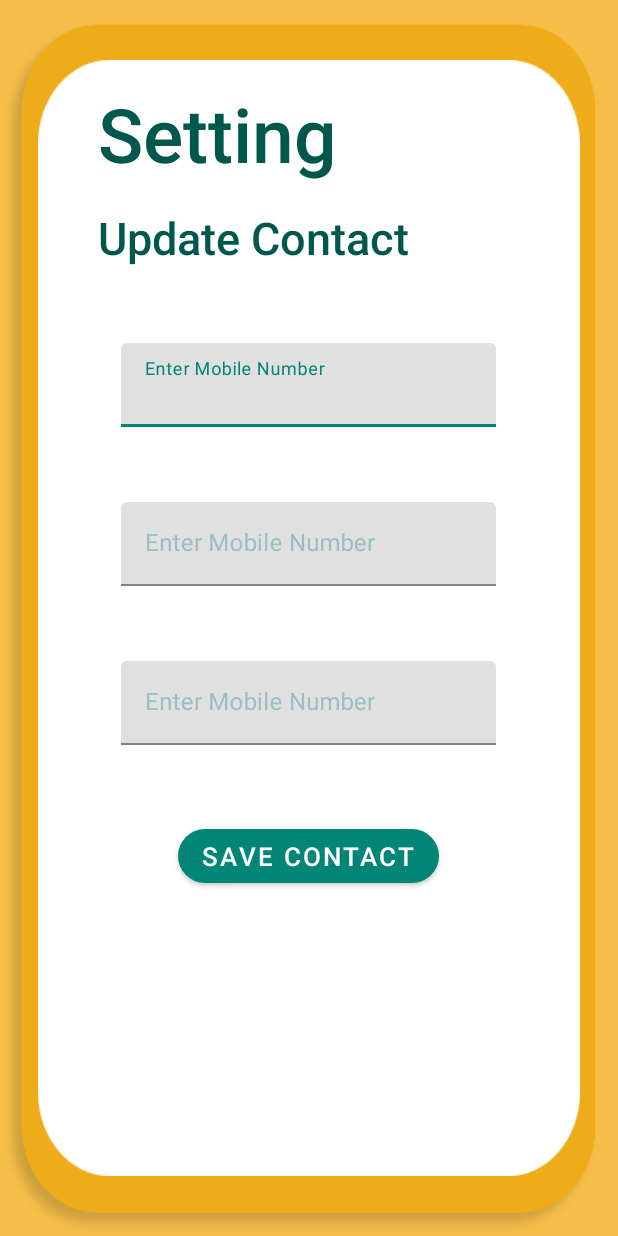
After one commit to niteshjitender/WeSafe, an Android app: the SettingActivity screen opened directly, with no data from a screen before it, on a phone screen of 412 x 824 dp. The commit adds this screen. Run offline under Robolectric (Android 15) with nearby library versions, the phone set to English and light mode, and no system bars.

Commit message:
Added Update Contact Page

```diff
--- a/app/src/main/AndroidManifest.xml
+++ b/app/src/main/AndroidManifest.xml
@@ -15,7 +15,8 @@
         android:supportsRtl="true"
         android:theme="@style/AppTheme"
         android:usesCleartextTraffic="true">
-        <activity android:name=".ChangePassword"></activity>
+        <activity android:name=".SettingActivity"></activity>
+        <activity android:name=".ChangePassword" />
         <activity android:name=".SendOtpActivity" />
         <activity android:name=".HomeActivity" />
         <activity android:name=".RegisterActivity2" />
--- a/app/src/main/java/com/example/wesafe/HomeActivity.java
+++ b/app/src/main/java/com/example/wesafe/HomeActivity.java
@@ -19,6 +19,7 @@ public class HomeActivity extends AppCompatActivity {
     SharedPreferenceClass sharedPreferencesClass;
     DatabaseHelper myDb;
     Button btnviewAll;
+    Button btnSetting;
     @Override
     protected void onCreate(Bundle savedInstanceState) {
         super.onCreate(savedInstanceState);
@@ -26,9 +27,11 @@ public class HomeActivity extends AppCompatActivity {
         logout=(Button)findViewById(R.id.logout);
         sharedPreferencesClass=new SharedPreferenceClass(this);
         btnviewAll=(Button)findViewById(R.id.viewAllContact);
+        btnSetting=(Button)findViewById(R.id.btnSetting);
         myDb= new DatabaseHelper(this);
         Logout();
         viewAll();
+        setting();
 
     }
     @Override
@@ -44,6 +47,15 @@ public class HomeActivity extends AppCompatActivity {
                 user_pref.edit().remove("token").commit();
                 startActivity(new Intent(HomeActivity.this,MainActivity.class));
                 finish();
+            }
+        });
+    }
+    protected void setting()
+    {
+        btnSetting.setOnClickListener(new View.OnClickListener() {
+            @Override
+            public void onClick(View v) {
+                startActivity(new Intent(HomeActivity.this,SettingActivity.class));
             }
         });
     }
--- /dev/null
+++ b/app/src/main/java/com/example/wesafe/SettingActivity.java
@@ -0,0 +1,94 @@
+package com.example.wesafe;
+
+import androidx.appcompat.app.AppCompatActivity;
+
+import android.database.Cursor;
+import android.os.Bundle;
+import android.util.Log;
+import android.view.View;
+import android.widget.Button;
+import android.widget.EditText;
+import android.widget.TextView;
+import android.widget.Toast;
+
+import com.example.wesafe.UtilService.DatabaseHelper;
+import com.example.wesafe.UtilService.SharedPreferenceClass;
+
+public class SettingActivity extends AppCompatActivity {
+
+    EditText etEmergencyContact1,etEmergencyContact2,etEmergencyContact3;
+    Button btnSaveUpdatedContact;
+    SharedPreferenceClass sharedPreferenceClass;
+    DatabaseHelper myDb;
+    String emergencyContact1,emergencyContact2,emergencyContact3,username;
+    @Override
+    protected void onCreate(Bundle savedInstanceState) {
+        super.onCreate(savedInstanceState);
+        setContentView(R.layout.activity_setting);
+        etEmergencyContact1=findViewById(R.id.etEmergencyContact1);
+        etEmergencyContact2=findViewById(R.id.etEmergencyContact2);
+        etEmergencyContact3=findViewById(R.id.etEmergencyContact3);
+        btnSaveUpdatedContact=findViewById(R.id.btnSaveUpdatedContact);
+        sharedPreferenceClass=new SharedPreferenceClass(this);
+        myDb=new DatabaseHelper(this);
+        setCurrentValueOfContact();
+        btnSaveUpdatedContact.setOnClickListener(new View.OnClickListener() {
+            @Override
+            public void onClick(View v) {
+                if(checkContact())
+                {
+                    updateContact();
+                }
+            }
+        });
+    }
+    private Boolean checkContact(){
+        String contact1 = etEmergencyContact1.getText().toString();
+        String contact2 = etEmergencyContact2.getText().toString();
+        String contact3 = etEmergencyContact3.getText().toString();
+        boolean exact_result = true ;
+        if(contact1.length() != 10){
+            Log.wtf("RegisterActivity","length"+contact1.length());
+            Log.wtf("RegisterActivity","hello "+contact1);
+            etEmergencyContact1.setError("Contact Number must be of 10 digits");
+            exact_result = false ;
+        }
+        if(contact2.length() != 10){
+            etEmergencyContact2.setError("Contact Number must be of 10 digits");
+            exact_result = false ;
+        }
+        if(contact3.length() != 10){
+            etEmergencyContact3.setError("Contact Number must be of 10 digits");
+            exact_result = false ;
+        }
+        return exact_result ;
+    }
+    protected void updateContact()
+    {
+        String EmergencyContact1=etEmergencyContact1.getText().toString();
+        String EmergencyContact2=etEmergencyContact2.getText().toString();
+        String EmergencyContact3=etEmergencyContact3.getText().toString();
+        if(myDb.updateData(username,EmergencyContact1,EmergencyContact2,EmergencyContact3))
+        {
+            Toast.makeText(getApplicationContext(),"Emergency Contact Successfully Updated",Toast.LENGTH_SHORT).show();
+        }
+        else
+        {
+            Toast.makeText(getApplicationContext(),"Error While Updating Emergency Contact",Toast.LENGTH_SHORT).show();
+        }
+    }
+    protected void setCurrentValueOfContact()
+    {
+        Cursor res=myDb.getAllData();
+        while(res.moveToNext())
+        {
+            emergencyContact1=res.getString(1);
+            emergencyContact2=res.getString(2);
+            emergencyContact3=res.getString(3);
+            username=res.getString(4);
+            etEmergencyContact1.setText(emergencyContact1);
+            etEmergencyContact2.setText(emergencyContact2);
+            etEmergencyContact3.setText(emergencyContact3);
+        }
+    }
+}
--- a/app/src/main/res/layout/activity_home.xml
+++ b/app/src/main/res/layout/activity_home.xml
@@ -93,6 +93,15 @@
             app:layout_constraintTop_toTopOf="parent" />
 
         <Button
+            android:id="@+id/btnSetting"
+            android:layout_width="wrap_content"
+            android:layout_height="wrap_content"
+            android:layout_marginStart="40dp"
+            android:text="Setting"
+            app:layout_constraintStart_toStartOf="parent"
+            app:layout_constraintTop_toTopOf="parent" />
+
+        <Button
             android:layout_width="wrap_content"
             android:layout_height="wrap_content"
             android:layout_marginStart="40dp"
--- /dev/null
+++ b/app/src/main/res/layout/activity_setting.xml
@@ -0,0 +1,137 @@
+<?xml version="1.0" encoding="utf-8"?>
+<LinearLayout xmlns:android="http://schemas.android.com/apk/res/android"
+    xmlns:app="http://schemas.android.com/apk/res-auto"
+    xmlns:tools="http://schemas.android.com/tools"
+    android:id="@+id/viewAll"
+    android:layout_width="match_parent"
+    android:layout_height="match_parent"
+    android:orientation="vertical"
+    android:background="@drawable/splashscreen1"
+    tools:context=".HomeActivity">
+
+
+    <LinearLayout
+        android:layout_width="match_parent"
+        android:layout_height="match_parent"
+        android:layout_gravity="center|top"
+        android:layout_marginStart="25dp"
+        android:layout_marginTop="40dp"
+        android:layout_marginEnd="25dp"
+        android:layout_marginBottom="40dp"
+        android:background="@drawable/registration_top_shadowless"
+        android:orientation="vertical">
+
+        <TextView
+            android:id="@+id/tvWeSafe"
+            android:layout_width="wrap_content"
+            android:layout_height="wrap_content"
+            android:layout_marginStart="40dp"
+            android:layout_marginTop="15dp"
+            android:layout_marginEnd="0dp"
+            android:layout_marginBottom="0dp"
+            android:clickable="false"
+            android:fontFamily="sans-serif-medium"
+            android:shadowColor="#000000"
+            android:shadowDx="-8"
+            android:shadowDy="8"
+            android:text="Setting"
+            android:textColor="@color/colorPrimaryDark"
+            android:textSize="50sp" />
+
+        <LinearLayout
+            android:layout_width="match_parent"
+            android:layout_height="wrap_content"
+            android:orientation="horizontal">
+
+            <TextView
+                android:id="@+id/tvUpdateContact"
+                android:layout_width="wrap_content"
+                android:layout_height="wrap_content"
+                android:layout_marginStart="40dp"
+                android:layout_marginTop="15dp"
+                android:layout_marginEnd="0dp"
+                android:layout_marginBottom="0dp"
+                android:layout_weight="1"
+                android:clickable="false"
+                android:fontFamily="sans-serif-medium"
+                android:shadowColor="#000000"
+                android:shadowDx="-20"
+                android:shadowDy="20"
+                android:text="Update Contact"
+                android:textColor="@color/colorPrimaryDark"
+                android:textSize="30sp" />
+        </LinearLayout>
+
+        <com.google.android.material.textfield.TextInputLayout
+            android:id="@+id/tilEmergencyContact1"
+            android:layout_width="250dp"
+            android:layout_height="wrap_content"
+            android:layout_gravity="center"
+            android:layout_marginStart="40dp"
+            android:layout_marginTop="50dp"
+            android:layout_marginEnd="40dp"
+            android:textColorHint="@color/light_blue">
+
+            <com.google.android.material.textfield.TextInputEditText
+                android:id="@+id/etEmergencyContact1"
+                android:layout_width="match_parent"
+                android:layout_height="wrap_content"
+                android:layout_marginTop="0dp"
+                android:hint="Enter Mobile Number"
+                android:inputType="number" />
+
+        </com.google.android.material.textfield.TextInputLayout>
+        <com.google.android.material.textfield.TextInputLayout
+            android:id="@+id/tilEmergencyContact2"
+            android:layout_width="250dp"
+            android:layout_height="wrap_content"
+            android:layout_gravity="center"
+            android:layout_marginStart="40dp"
+            android:layout_marginTop="50dp"
+            android:layout_marginEnd="40dp"
+            android:textColorHint="@color/light_blue">
+
+            <com.google.android.material.textfield.TextInputEditText
+                android:id="@+id/etEmergencyContact2"
+                android:layout_width="match_parent"
+                android:layout_height="wrap_content"
+                android:layout_marginTop="0dp"
+                android:hint="Enter Mobile Number"
+                android:inputType="number" />
+
+        </com.google.android.material.textfield.TextInputLayout>
+        <com.google.android.material.textfield.TextInputLayout
+            android:id="@+id/tilEmergencyContact3"
+            android:layout_width="250dp"
+            android:layout_height="wrap_content"
+            android:layout_gravity="center"
+            android:layout_marginStart="40dp"
+            android:layout_marginTop="50dp"
+            android:layout_marginEnd="40dp"
+            android:textColorHint="@color/light_blue">
+
+            <com.google.android.material.textfield.TextInputEditText
+                android:id="@+id/etEmergencyContact3"
+                android:layout_width="match_parent"
+                android:layout_height="wrap_content"
+                android:layout_marginTop="0dp"
+                android:hint="Enter Mobile Number"
+                android:inputType="number" />
+
+        </com.google.android.material.textfield.TextInputLayout>
+
+        <Button
+            android:id="@+id/btnSaveUpdatedContact"
+            android:layout_width="wrap_content"
+            android:layout_height="wrap_content"
+            android:layout_gravity="center"
+            android:layout_marginStart="40dp"
+            android:layout_marginTop="50dp"
+            android:layout_marginEnd="40dp"
+            android:text="Save Contact"
+            android:textSize="17sp"
+            app:cornerRadius="20dp" />
+
+
+    </LinearLayout>
+</LinearLayout>
```
